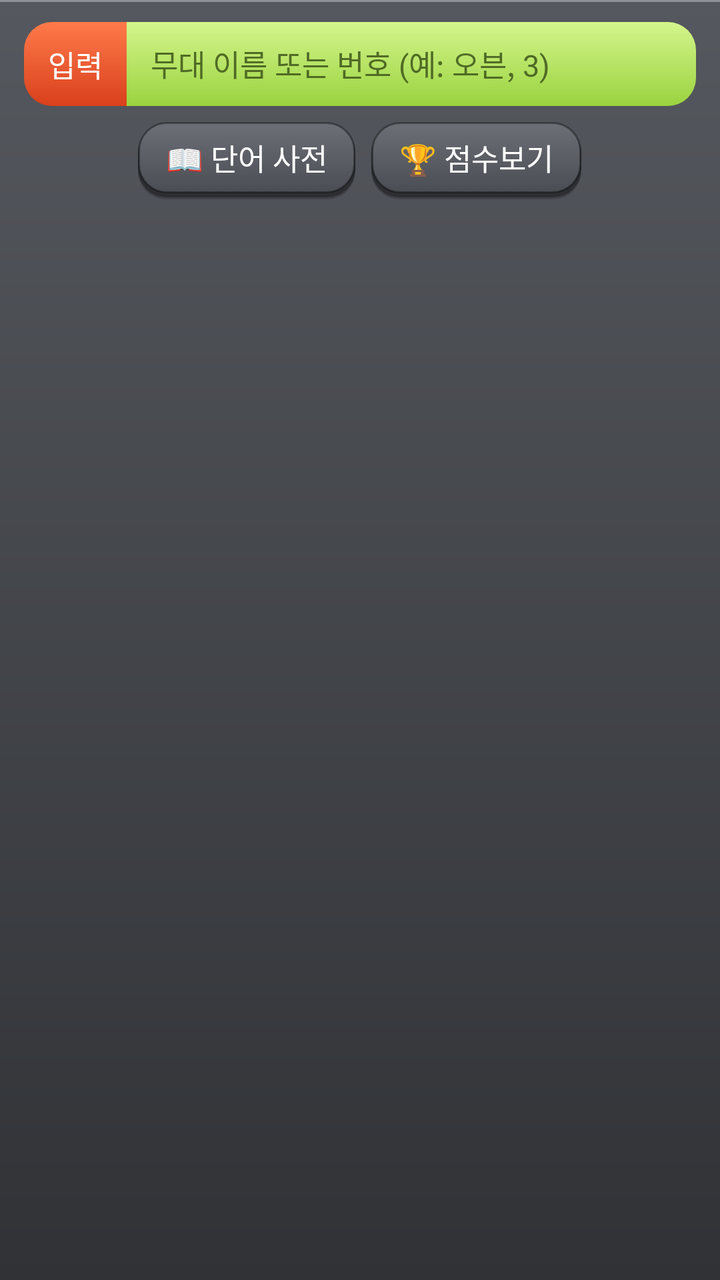
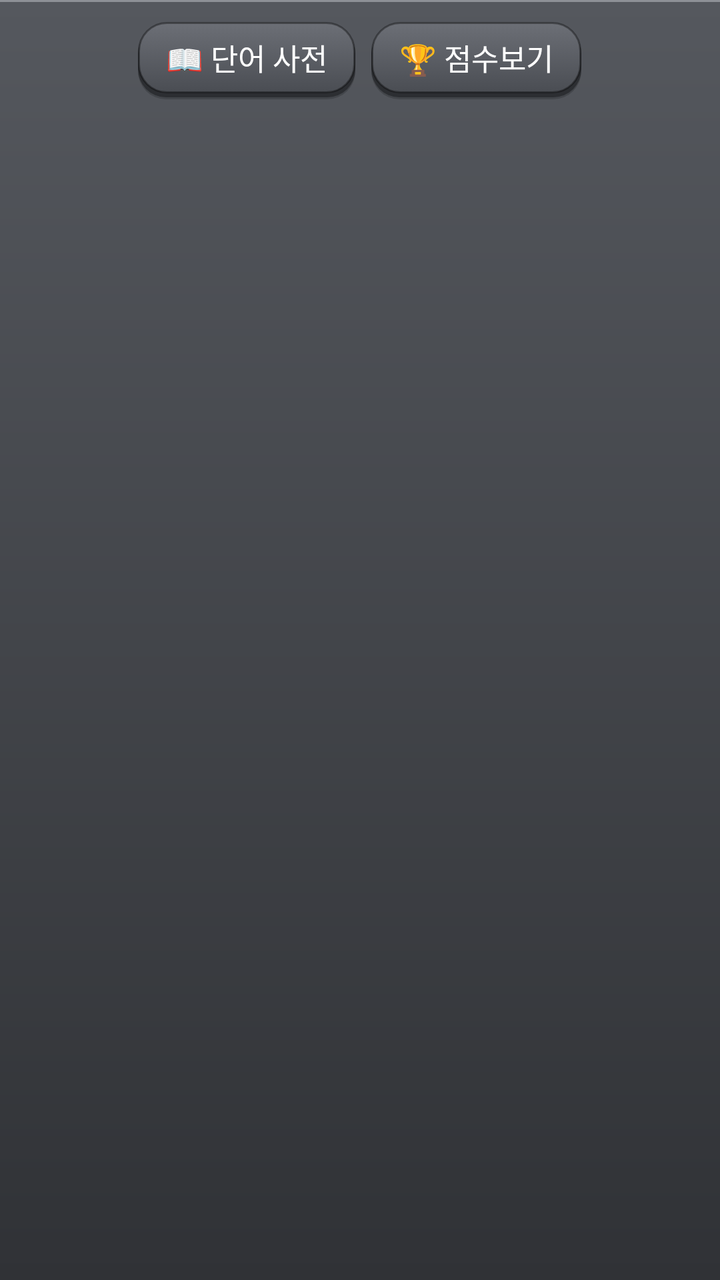

Compare the two renders of this Android layout. The source of the first and the diff that turns it into the second are given below.
<!-- AndroidManifest.xml: application theme Theme.ToeicApp -->
<!-- res/layout/include_main_bar.xml -->
<?xml version="1.0" encoding="utf-8"?>
<LinearLayout xmlns:android="http://schemas.android.com/apk/res/android"
    android:layout_width="match_parent"
    android:layout_height="wrap_content"
    android:background="@drawable/bg_main_bar"
    android:gravity="center_horizontal"
    android:orientation="vertical"
    android:paddingStart="12dp"
    android:paddingTop="11dp"
    android:paddingEnd="12dp"
    android:paddingBottom="10dp">

    <include
        android:id="@+id/input"
        layout="@layout/include_main_input" />

    <LinearLayout
        android:layout_width="wrap_content"
        android:layout_height="wrap_content"
        android:layout_marginTop="8dp"
        android:orientation="horizontal">

        <Button
            android:id="@+id/openDictionary"
            style="@style/ToeicButton.Gray"
            android:layout_width="wrap_content"
            android:layout_height="wrap_content"
            android:text="@string/open_dictionary" />

        <Button
            android:id="@+id/showRecords"
            style="@style/ToeicButton.Gray"
            android:layout_width="wrap_content"
            android:layout_height="wrap_content"
            android:layout_marginStart="8dp"
            android:text="@string/show_records" />
    </LinearLayout>
</LinearLayout>
<!-- res/layout/include_main_input.xml (included above) -->
<?xml version="1.0" encoding="utf-8"?>
<LinearLayout xmlns:android="http://schemas.android.com/apk/res/android"
    xmlns:tools="http://schemas.android.com/tools"
    android:layout_width="match_parent"
    android:layout_height="42dp"
    android:foreground="@drawable/fg_input_frame"
    android:orientation="horizontal">

    <TextView
        android:layout_width="wrap_content"
        android:layout_height="match_parent"
        android:background="@drawable/bg_input_tag"
        android:gravity="center"
        android:paddingStart="12dp"
        android:paddingEnd="12dp"
        android:text="@string/input_tag"
        android:textColor="@android:color/white"
        android:textSize="15sp" />

    <EditText
        android:id="@+id/field"
        style="@style/ToeicInput"
        tools:ignore="Autofill"
        android:layout_width="0dp"
        android:layout_height="match_parent"
        android:layout_weight="1"
        android:background="@drawable/bg_input_main"
        android:hint="@string/input_hint"
        android:imeOptions="actionGo|flagNoFullscreen|flagNoExtractUi"
        android:paddingStart="12dp"
        android:paddingEnd="12dp"
        android:textColor="#1D2B0A"
        android:textColorHint="#4F6B25"
        android:textSize="15sp" />
</LinearLayout>
<!-- resources referenced by this layout -->
<resources>
  <!-- drawable bg_input_main (drawable) -->
  <?xml version="1.0" encoding="utf-8"?>
  <shape xmlns:android="http://schemas.android.com/apk/res/android">
      <gradient android:angle="270" android:endColor="#9AD33F" android:startColor="#D4F58C" />
      <corners android:bottomRightRadius="14dp" android:topRightRadius="14dp" />
  </shape>
  <!-- drawable bg_input_tag (drawable) -->
  <?xml version="1.0" encoding="utf-8"?>
  <shape xmlns:android="http://schemas.android.com/apk/res/android">
      <gradient android:angle="270" android:endColor="#D8401C" android:startColor="#FF7A4A" />
      <corners android:bottomLeftRadius="14dp" android:topLeftRadius="14dp" />
  </shape>
  <!-- drawable bg_main_bar (drawable) -->
  <?xml version="1.0" encoding="utf-8"?>
  <layer-list xmlns:android="http://schemas.android.com/apk/res/android">
      <item>
          <shape>
              <gradient android:angle="270" android:endColor="#303236" android:startColor="#55585E" />
          </shape>
      </item>
      <item android:gravity="top" android:height="1dp">
          <shape>
              <solid android:color="#8D9096" />
          </shape>
      </item>
  </layer-list>
  <!-- drawable fg_input_frame (drawable) -->
  <?xml version="1.0" encoding="utf-8"?>
  <shape xmlns:android="http://schemas.android.com/apk/res/android">
      <stroke android:width="1dp" android:color="@color/edge" />
      <corners android:radius="14dp" />
  </shape>
  <string name="input_hint">무대 이름 또는 번호 (예: 오븐, 3)</string>
  <string name="input_tag">입력</string>
  <string name="open_dictionary">📖 단어 사전</string>
  <string name="show_records">🏆 점수보기</string>
  <style name="ToeicButton.Gray">
          <item name="android:background">@drawable/btn_gray</item>
          <item name="android:textColor">@android:color/white</item>
          <item name="android:textSize">15sp</item>
          <item name="android:paddingStart">14dp</item>
          <item name="android:paddingEnd">14dp</item>
          <item name="android:paddingTop">7dp</item>
          <item name="android:paddingBottom">10dp</item>
      </style>
  <style name="ToeicInput">
          <item name="android:inputType">text|textNoSuggestions</item>
          <item name="android:maxLines">1</item>
          <item name="android:textCursorDrawable">@null</item>
          <item name="android:importantForAutofill" tools:targetApi="26">no</item>
          <item name="android:includeFontPadding">false</item>
          <item name="android:gravity">center_vertical</item>
      </style>
  <style name="Theme.ToeicApp" parent="Theme.AppCompat.Light.NoActionBar">
          <item name="android:windowBackground">@color/page_background</item>
          <item name="colorPrimary">@color/primary</item>
          <item name="colorAccent">@color/primary</item>
      </style>
  <color name="edge">#59000000</color>
  <!-- drawable btn_gray: vector/xml drawable (drawable, 2086 chars, omitted) -->
  <color name="page_background">#FF1C130C</color>
  <color name="primary">#7A4F2C</color>
</resources>

<!-- the commit's change to res/layout/include_main_bar.xml (unified diff, before → after) -->
@@ -10,14 +10,9 @@
     android:paddingEnd="12dp"
     android:paddingBottom="10dp">
 
-    <include
-        android:id="@+id/input"
-        layout="@layout/include_main_input" />
-
     <LinearLayout
         android:layout_width="wrap_content"
         android:layout_height="wrap_content"
-        android:layout_marginTop="8dp"
         android:orientation="horizontal">
 
         <Button
@@ -36,39 +31,3 @@
             android:text="@string/show_records" />
     </LinearLayout>
 </LinearLayout>
-<!-- res/layout/include_main_input.xml (included above) -->
-<?xml version="1.0" encoding="utf-8"?>
-<LinearLayout xmlns:android="http://schemas.android.com/apk/res/android"
-    xmlns:tools="http://schemas.android.com/tools"
-    android:layout_width="match_parent"
-    android:layout_height="42dp"
-    android:foreground="@drawable/fg_input_frame"
-    android:orientation="horizontal">
-
-    <TextView
-        android:layout_width="wrap_content"
-        android:layout_height="match_parent"
-        android:background="@drawable/bg_input_tag"
-        android:gravity="center"
-        android:paddingStart="12dp"
-        android:paddingEnd="12dp"
-        android:text="@string/input_tag"
-        android:textColor="@android:color/white"
-        android:textSize="15sp" />
-
-    <EditText
-        android:id="@+id/field"
-        style="@style/ToeicInput"
-        tools:ignore="Autofill"
-        android:layout_width="0dp"
-        android:layout_height="match_parent"
-        android:layout_weight="1"
-        android:background="@drawable/bg_input_main"
-        android:hint="@string/input_hint"
-        android:imeOptions="actionGo|flagNoFullscreen|flagNoExtractUi"
-        android:paddingStart="12dp"
-        android:paddingEnd="12dp"
-        android:textColor="#1D2B0A"
-        android:textColorHint="#4F6B25"
-        android:textSize="15sp" />
-</LinearLayout>
<!-- resource entries referenced after the edit -->
@@ -1,17 +1,5 @@
 <!-- resources referenced by this layout -->
 <resources>
-  <!-- drawable bg_input_main (drawable) -->
-  <?xml version="1.0" encoding="utf-8"?>
-  <shape xmlns:android="http://schemas.android.com/apk/res/android">
-      <gradient android:angle="270" android:endColor="#9AD33F" android:startColor="#D4F58C" />
-      <corners android:bottomRightRadius="14dp" android:topRightRadius="14dp" />
-  </shape>
-  <!-- drawable bg_input_tag (drawable) -->
-  <?xml version="1.0" encoding="utf-8"?>
-  <shape xmlns:android="http://schemas.android.com/apk/res/android">
-      <gradient android:angle="270" android:endColor="#D8401C" android:startColor="#FF7A4A" />
-      <corners android:bottomLeftRadius="14dp" android:topLeftRadius="14dp" />
-  </shape>
   <!-- drawable bg_main_bar (drawable) -->
   <?xml version="1.0" encoding="utf-8"?>
   <layer-list xmlns:android="http://schemas.android.com/apk/res/android">
@@ -26,14 +14,6 @@
           </shape>
       </item>
   </layer-list>
-  <!-- drawable fg_input_frame (drawable) -->
-  <?xml version="1.0" encoding="utf-8"?>
-  <shape xmlns:android="http://schemas.android.com/apk/res/android">
-      <stroke android:width="1dp" android:color="@color/edge" />
-      <corners android:radius="14dp" />
-  </shape>
-  <string name="input_hint">무대 이름 또는 번호 (예: 오븐, 3)</string>
-  <string name="input_tag">입력</string>
   <string name="open_dictionary">📖 단어 사전</string>
   <string name="show_records">🏆 점수보기</string>
   <style name="ToeicButton.Gray">
@@ -45,20 +25,11 @@
           <item name="android:paddingTop">7dp</item>
           <item name="android:paddingBottom">10dp</item>
       </style>
-  <style name="ToeicInput">
-          <item name="android:inputType">text|textNoSuggestions</item>
-          <item name="android:maxLines">1</item>
-          <item name="android:textCursorDrawable">@null</item>
-          <item name="android:importantForAutofill" tools:targetApi="26">no</item>
-          <item name="android:includeFontPadding">false</item>
-          <item name="android:gravity">center_vertical</item>
-      </style>
   <style name="Theme.ToeicApp" parent="Theme.AppCompat.Light.NoActionBar">
           <item name="android:windowBackground">@color/page_background</item>
           <item name="colorPrimary">@color/primary</item>
           <item name="colorAccent">@color/primary</item>
       </style>
-  <color name="edge">#59000000</color>
   <!-- drawable btn_gray: vector/xml drawable (drawable, 2086 chars, omitted) -->
   <color name="page_background">#FF1C130C</color>
   <color name="primary">#7A4F2C</color>
